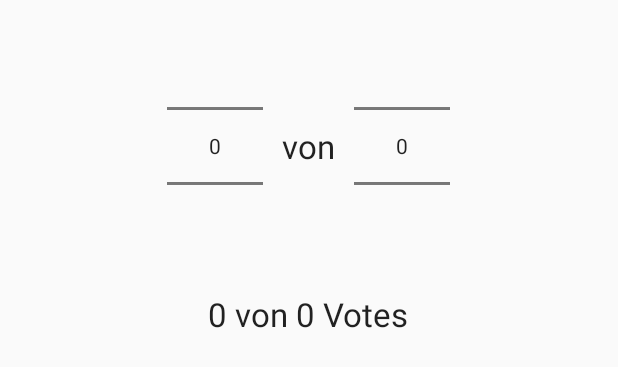
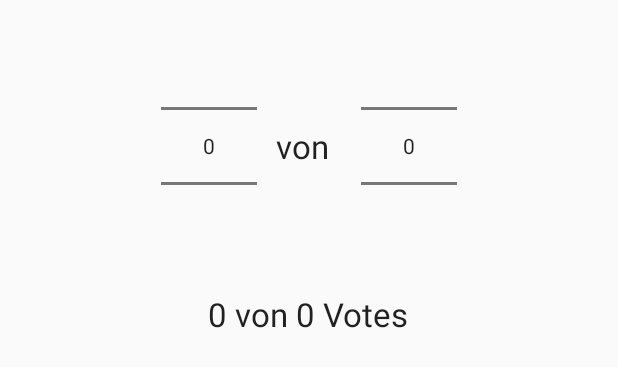
Before and after one commit to enra64/Votenote, an Android app: the layout subject_fragment_dialog_newentry.xml on its own in the app's theme, with its tools: preview values and no code run, on a phone screen of 412 x 824 dp. Shown: the top 367 px of the screen. Run offline under Robolectric (Android 15) with nearby library versions, the phone set to English and light mode, and no system bars.

Commit message:
forced tv width to avoid removing characters

```diff
--- a/app/src/main/res/layout/subject_fragment_dialog_newentry.xml
+++ b/app/src/main/res/layout/subject_fragment_dialog_newentry.xml
@@ -32,7 +32,8 @@
                 android:layout_centerVertical="true"
                 android:layout_marginLeft="5dp"
                 android:layout_marginRight="5dp"
-                android:singleLine="true"
+                android:maxLines="1"
+                android:minWidth="44dp"
                 android:text="@string/main_dialog_lesson_von"
                 android:textAppearance="?android:attr/textAppearanceLarge" />
         </RelativeLayout>
```
